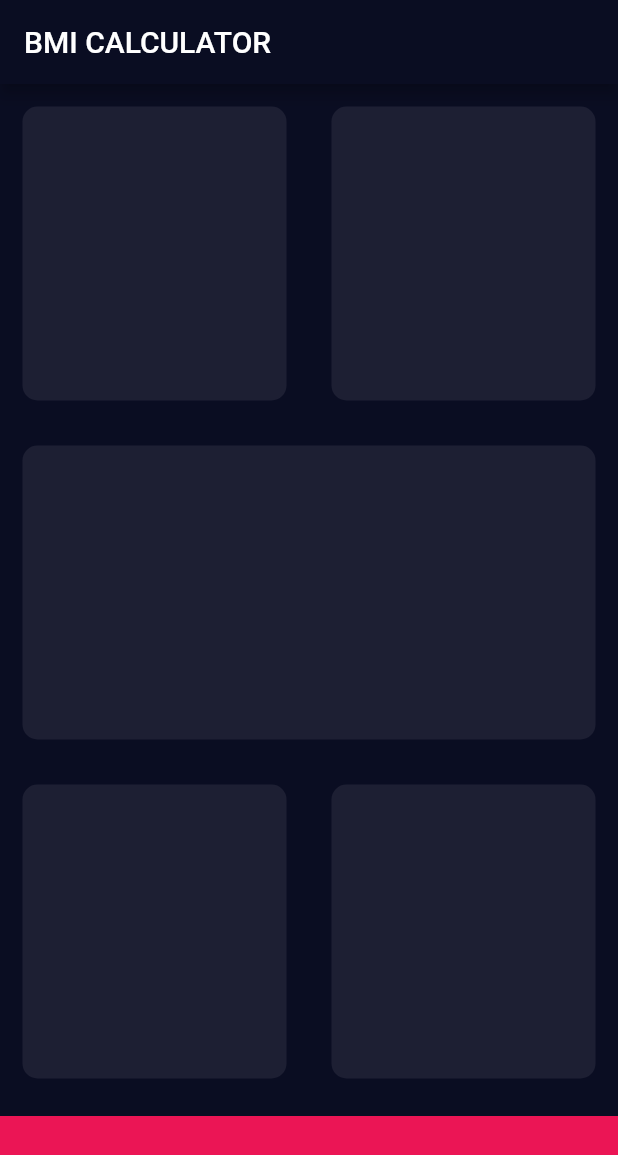
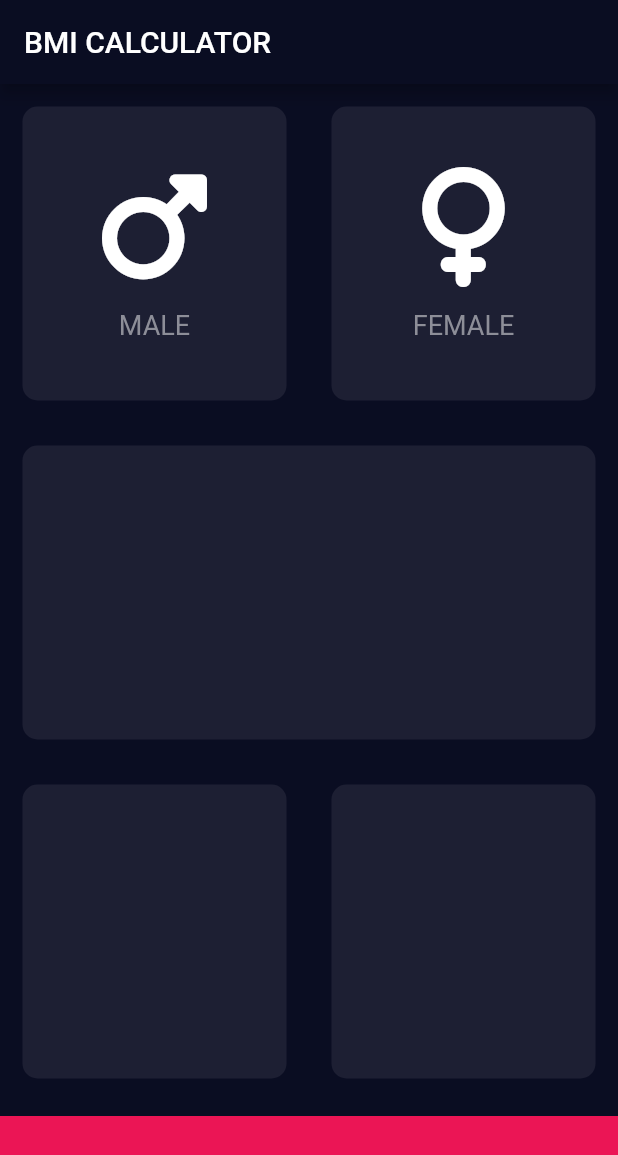
Before and after one commit to OstrichFarmer/bmi---calculator, a Flutter app: the screen it shows after launch, on a phone screen of 412 x 824 dp. Shown: the top 1155 px of the screen. Run offline on Flutter 3.47's test engine with Material 2 defaults, Android fonts, the phone set to English and light mode, and no system bars; our stand-ins replace font_awesome_flutter.

```diff
--- a/lib/input_page.dart
+++ b/lib/input_page.dart
@@ -1,4 +1,5 @@
 import 'package:flutter/material.dart';
+import 'package:font_awesome_flutter/font_awesome_flutter.dart';
 
 const cardColor = Color(0xFF1d1f33);
 const bottomContainerColor = Color(0xFFeb1555);
@@ -21,11 +22,20 @@ class _InputPageState extends State<InputPage> {
                 child: Row(
               children: [
                 Expanded(
-                    child: ReuseableCard(
-                  colour: cardColor,
-                )),
+                  child: ReuseableCard(
+                    cardChild: CardContent(
+                      icon: FontAwesomeIcons.mars,
+                      label: 'MALE',
+                    ),
+                    colour: cardColor,
+                  ),
+                ),
                 Expanded(
                     child: ReuseableCard(
+                  cardChild: CardContent(
+                    icon: FontAwesomeIcons.venus,
+                    label: 'FEMALE',
+                  ),
                   colour: cardColor,
                 ))
               ],
@@ -62,13 +72,44 @@ class _InputPageState extends State<InputPage> {
   }
 }
 
+class CardContent extends StatelessWidget {
+  CardContent({@required this.icon, @required this.label});
+  final IconData icon;
+  final String label;
+
+  @override
+  Widget build(BuildContext context) {
+    return Column(
+      mainAxisAlignment: MainAxisAlignment.center,
+      children: [
+        Icon(
+          icon,
+          size: 80,
+        ),
+        const SizedBox(
+          height: 15,
+        ),
+        Text(
+          label,
+          style: const TextStyle(
+            fontSize: 18,
+            color: Color(0xFF8d8e98),
+          ),
+        ),
+      ],
+    );
+  }
+}
+
 class ReuseableCard extends StatelessWidget {
-  ReuseableCard({@required this.colour});
+  ReuseableCard({@required this.colour, this.cardChild});
   final Color colour;
+  final Widget cardChild;
 
   @override
   Widget build(BuildContext context) {
     return Container(
+      child: cardChild,
       margin: const EdgeInsets.all(15),
       decoration:
           BoxDecoration(color: colour, borderRadius: BorderRadius.circular(10)),
--- a/pubspec.yaml
+++ b/pubspec.yaml
@@ -33,6 +33,7 @@ dependencies:
   # The following adds the Cupertino Icons font to your application.
   # Use with the CupertinoIcons class for iOS style icons.
   cupertino_icons: ^1.0.2
+  font_awesome_flutter: ^10.1.0
 
 dev_dependencies:
   flutter_test:
```
Also changed, not shown: pubspec.lock, 1 other file.
